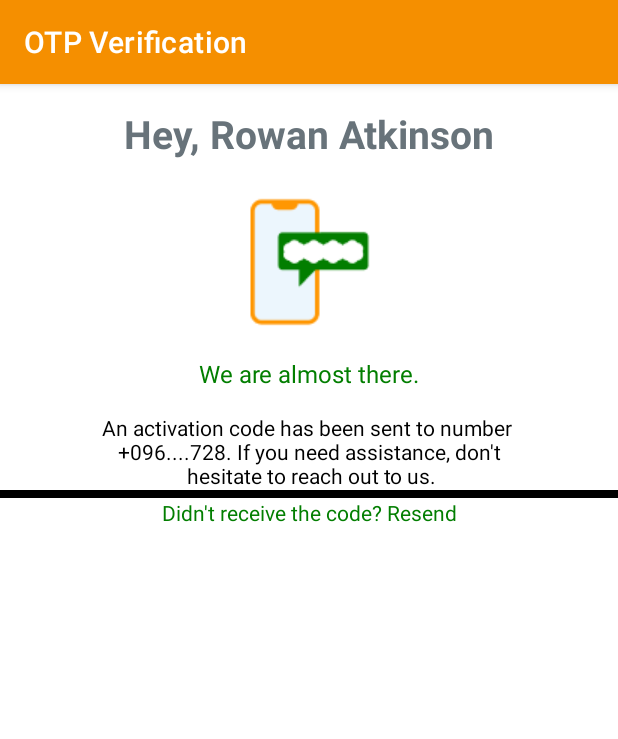
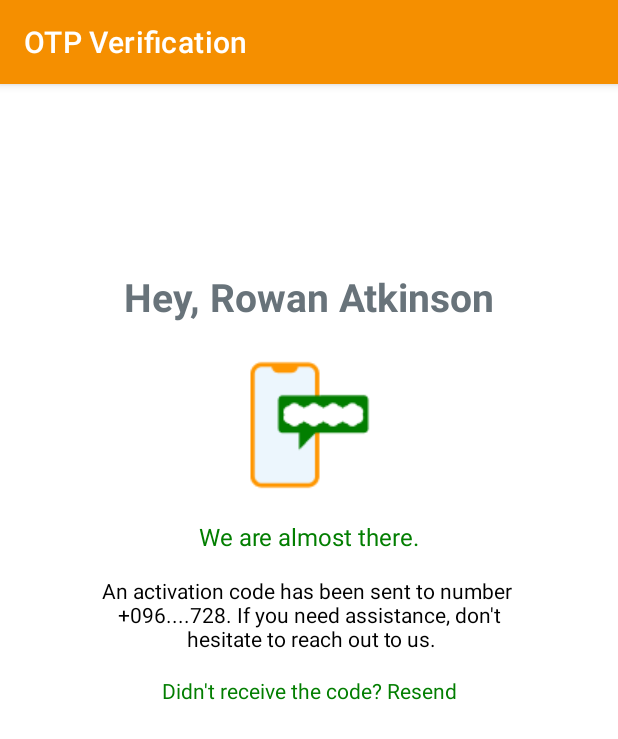
Before and after one commit to gichuhiii/Alternasavings, an Android app: the OTPVerificationFragment screen opened through its navigation route, on a phone screen of 412 x 824 dp. Shown: the top 739 px of the screen. Run offline under Robolectric (Android 15) with nearby library versions, the phone set to English and light mode, and no system bars; our stand-ins replace navigation-ui.

Commit message:
removed dotted line

```diff
--- a/app/src/main/res/layout/fragment_otp_verification.xml
+++ b/app/src/main/res/layout/fragment_otp_verification.xml
@@ -11,16 +11,16 @@
         android:id="@+id/tv_greeting"
         android:layout_width="match_parent"
         android:layout_height="wrap_content"
-        android:layout_marginTop="15dp"
         android:layout_marginStart="10dp"
+        android:layout_marginTop="124dp"
         android:layout_marginEnd="10dp"
-        android:layout_marginBottom="15dp"
         android:gravity="center"
         android:text="Hey, Rowan Atkinson"
         android:textColor="@color/darktext"
         android:textSize="26sp"
         android:textStyle="bold"
         app:layout_constraintEnd_toEndOf="parent"
+        app:layout_constraintHorizontal_bias="0.0"
         app:layout_constraintStart_toStartOf="parent"
         app:layout_constraintTop_toTopOf="parent" />
 
@@ -68,16 +68,6 @@
         app:layout_constraintStart_toStartOf="@+id/tv_otp_text"
         app:layout_constraintTop_toBottomOf="@+id/tv_otp_text" />
 
-    <ImageView
-        android:id="@+id/iv_dotted"
-        android:layout_width="match_parent"
-        android:layout_height="5dp"
-        android:hardwareAccelerated="false"
-        android:layerType="software"
-        android:src="@drawable/dotted"
-        app:layout_constraintEnd_toEndOf="@+id/tv_otp_text2"
-        app:layout_constraintStart_toStartOf="@+id/tv_otp_text2"
-        app:layout_constraintTop_toBottomOf="@+id/tv_otp_text2" />
 
     <TextView
         android:id="@+id/tv_resendcode"
@@ -87,7 +77,8 @@
         android:text="Didn't receive the code? Resend"
         android:textColor="@color/green"
         android:textSize="14sp"
-        app:layout_constraintEnd_toEndOf="@+id/iv_dotted"
-        app:layout_constraintStart_toStartOf="@+id/iv_dotted"
-        app:layout_constraintTop_toBottomOf="@+id/iv_dotted" />
+        android:layout_marginTop="15dp"
+        app:layout_constraintEnd_toEndOf="@+id/tv_otp_text2"
+        app:layout_constraintStart_toStartOf="@+id/tv_otp_text2"
+        app:layout_constraintTop_toBottomOf="@+id/tv_otp_text2" />
 </androidx.constraintlayout.widget.ConstraintLayout>
```
